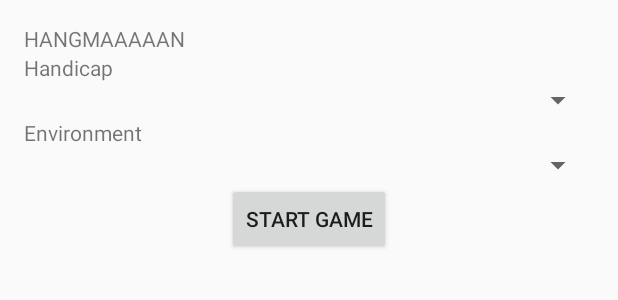
After one commit to anhphamtuyet/MultimodalInteractionHangman, an Android app: the layout activity_start.xml on its own in the app's theme, with its tools: preview values and no code run, on a phone screen of 412 x 824 dp. The commit adds this screen. Shown: the top 300 px of the screen. Run offline under Robolectric (Android 15) with nearby library versions, the phone set to English and light mode, and no system bars.

Commit message:
Start screen added

```diff
--- a/app/src/main/java/projectparissud/multimodalhangman/scenario/Handicap.java
+++ b/app/src/main/java/projectparissud/multimodalhangman/scenario/Handicap.java
@@ -7,6 +7,7 @@ package projectparissud.multimodalhangman.scenario;
  *
  */
 public enum Handicap {
+    ORDINARY ("Ordinary"),
     BLIND ("Blind"),
     DEAF ("Deaf"),
     ARMLESS ("Armless"),
--- /dev/null
+++ b/app/src/main/res/layout/activity_start.xml
@@ -0,0 +1,55 @@
+<LinearLayout xmlns:android="http://schemas.android.com/apk/res/android"
+    xmlns:tools="http://schemas.android.com/tools"
+    android:orientation="vertical"
+    android:layout_width="match_parent"
+    android:layout_height="match_parent"
+    android:paddingLeft="@dimen/activity_horizontal_margin"
+    android:paddingRight="@dimen/activity_horizontal_margin"
+    android:paddingTop="@dimen/activity_vertical_margin"
+    android:paddingBottom="@dimen/activity_vertical_margin"
+    tools:context="projectparissud.multimodalhangman.StartActivity"
+    android:id="@+id/start_screen">
+
+    <TextView
+        android:layout_width="match_parent"
+        android:layout_height="wrap_content"
+        android:text="HANGMAAAAAN"
+        android:id="@+id/welcome"
+        android:layout_centerHorizontal="true"
+        android:layout_gravity="center_vertical" />
+
+    <TextView
+        android:layout_width="match_parent"
+        android:layout_height="wrap_content"
+        android:text="Handicap"
+        android:id="@+id/handicap"
+        android:layout_centerHorizontal="true" />
+
+    <Spinner
+        android:layout_width="match_parent"
+        android:layout_height="wrap_content"
+        android:id="@+id/handicap_spinner"
+        android:layout_gravity="center_horizontal" />
+
+    <TextView
+        android:layout_width="match_parent"
+        android:layout_height="wrap_content"
+        android:text="Environment"
+        android:id="@+id/environment"
+        android:layout_centerHorizontal="true" />
+
+    <Spinner
+        android:layout_width="match_parent"
+        android:layout_height="wrap_content"
+        android:id="@+id/environment_spinner"
+        android:layout_gravity="center_horizontal" />
+
+    <Button
+        android:layout_width="wrap_content"
+        android:layout_height="wrap_content"
+        android:text="Start Game"
+        android:id="@+id/start_game_button"
+        android:onClick="onClick"
+        android:layout_gravity="center_horizontal" />
+
+</LinearLayout>
--- a/app/src/main/res/values/strings.xml
+++ b/app/src/main/res/values/strings.xml
@@ -4,5 +4,6 @@
     <string name="app_name">Multimodal Hangman</string>
     <string name="hello_world">Hello world!</string>
     <string name="action_settings">Settings</string>
+    <string name="title_activity_start">StartActivity</string>
 
 </resources>
```
Also changed, not shown: app/src/main/AndroidManifest.xml (+7 -2 lines), app/src/main/java/projectparissud/multimodalhangman/GameActivity.java (+12 -2 lines), app/src/main/java/projectparissud/multimodalhangman/StartActivity.java (added, +86 -0 lines), app/src/main/res/menu/menu_start.xml (added, +7 -0 lines), build.gradle (added, +19 -0 lines), 3 other files.
